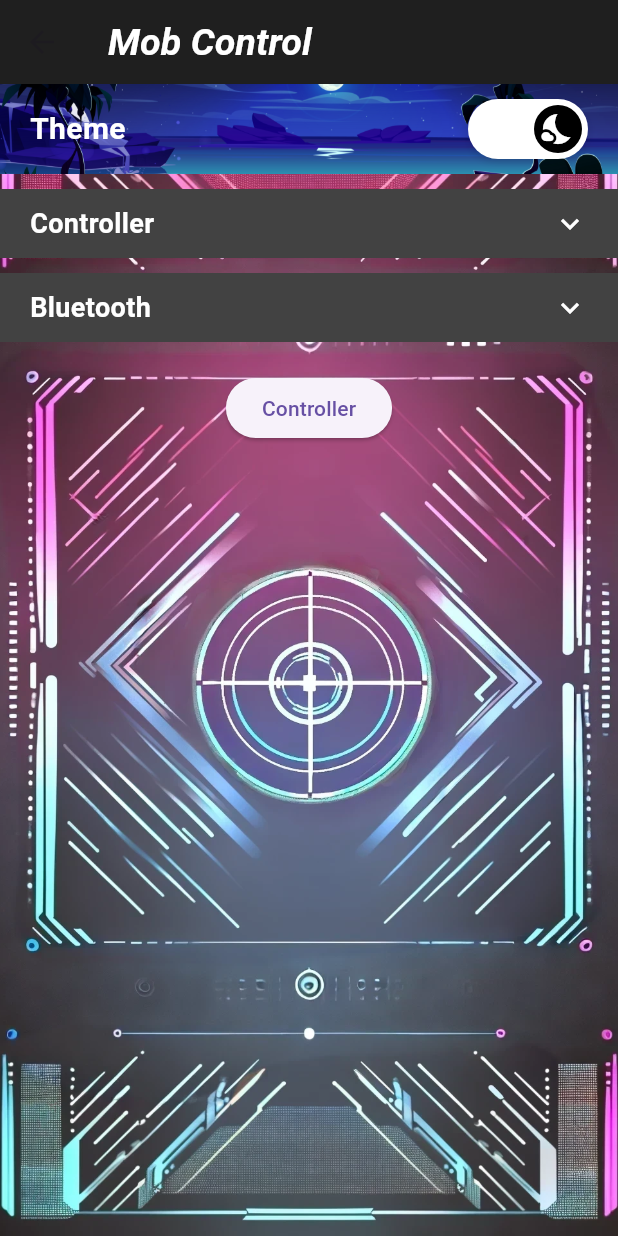
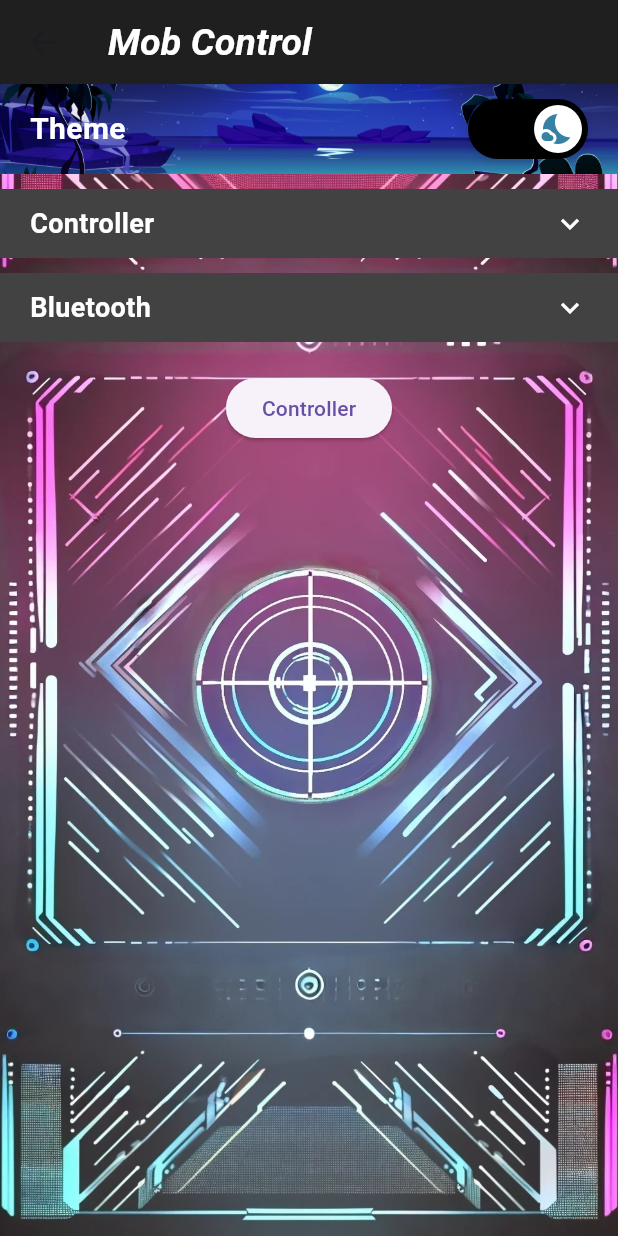
Before and after one commit to maojun2002/FYP-24-S4-02, a Flutter app: the Home screen opened directly, after a tap on the "wb sunny" icon, on a phone screen of 412 x 824 dp. Run offline on Flutter 3.47's test engine with Material 3 defaults, Android fonts, the phone set to English and light mode, and no system bars; our stand-ins replace flutter_blue_plus, sensors_plus; missing offline and left inert: app_settings, mobile_scanner.

Commit message:
icon problem

```diff
--- a/MobileApp/lib/custom_theme_switch.dart
+++ b/MobileApp/lib/custom_theme_switch.dart
@@ -30,10 +30,10 @@ class CustomThemeSwitch extends StatefulWidget {
   });
 
   @override
-  _CustomThemeSwitchState createState() => _CustomThemeSwitchState();
+  CustomThemeSwitchState createState() => CustomThemeSwitchState();
 }
 
-class _CustomThemeSwitchState extends State<CustomThemeSwitch>
+class CustomThemeSwitchState extends State<CustomThemeSwitch>
     with SingleTickerProviderStateMixin {
   late AnimationController _controller;
   late Animation<double> _animation;
@@ -60,11 +60,12 @@ class _CustomThemeSwitchState extends State<CustomThemeSwitch>
   @override
   void didUpdateWidget(CustomThemeSwitch oldWidget) {
     super.didUpdateWidget(oldWidget);
-    // If `isOn` changes, run the animation forward or backward.
     if (oldWidget.isOn != widget.isOn) {
+      debugPrint("CustomThemeSwitch updated: isOn = ${widget.isOn}");
       widget.isOn ? _controller.forward() : _controller.reverse();
     }
   }
+
 
   @override
   void dispose() {
@@ -76,24 +77,29 @@ class _CustomThemeSwitchState extends State<CustomThemeSwitch>
   // BUILDING THE SWITCH UI ---------------------------------------------------
   @override
   Widget build(BuildContext context) {
-    // Interpolate (blend) between the light and dark colors based on _animation's value
-    Color backgroundColor = Color.lerp(widget.lightBackgroundColor,
-        widget.darkBackgroundColor, _animation.value)!;
-    Color iconColor = Color.lerp(
-        widget.lightIconColor, widget.darkIconColor, _animation.value)!;
-
     return GestureDetector(
-      // When tapped, call the onToggle function provided by the parent.
       onTap: widget.onToggle,
       child: AnimatedBuilder(
         animation: _animation,
         builder: (context, child) {
+          // Blend background colors based on the animation value
+          final backgroundColor = Color.lerp(
+            widget.lightBackgroundColor,
+            widget.darkBackgroundColor,
+            _animation.value,
+          )!;
+
+          final iconColor = Color.lerp(
+            widget.lightIconColor,
+            widget.darkIconColor,
+            _animation.value,
+          )!;
+
           return Container(
             width: 80,
             height: 40,
-            // Rounded rectangle shape for the switch background
             decoration: BoxDecoration(
-              color: backgroundColor,
+              color: backgroundColor, // Only depend on animation
               borderRadius: BorderRadius.circular(20),
               boxShadow: const [
                 BoxShadow(
@@ -103,9 +109,9 @@ class _CustomThemeSwitchState extends State<CustomThemeSwitch>
                 ),
               ],
             ),
+
             child: Stack(
               children: [
-                // The sliding "handle" that moves left/right based on `isOn`
                 AnimatedAlign(
                   duration: widget.duration,
                   alignment: widget.isOn
@@ -114,29 +120,18 @@ class _CustomThemeSwitchState extends State<CustomThemeSwitch>
                   curve: Curves.easeInOut,
                   child: Padding(
                     padding: const EdgeInsets.all(4.0),
-                     child: Stack(
-                        alignment: Alignment.center, // Center the icon inside the circle
-                        // The handle: a circle that changes color
-                        children: [
-                            // The circle handle with BoxDecoration
-                            Container(
+                    child: Container(
                       width: 32,
                       height: 32,
                       decoration: BoxDecoration(
-                                color: iconColor, // The handle’s color blends between light/dark
+                        color: iconColor, // Ensure handle color blends smoothly
                         shape: BoxShape.circle,
                       ),
-                            ),
-
-                            // The dynamic icon on top of the handle
-                            Container(
                       child: widget.isOn
-                              ? (widget.iconDark ??
-                                  Icon(Icons.nights_stay, color: widget.darkIconColor))
-                              : (widget.iconLight ??
-                                  Icon(Icons.wb_sunny, color: widget.lightIconColor))
-                            ),
-                        ],
+                          ? widget.iconDark ??
+                              Icon(Icons.nights_stay, color: widget.darkIconColor)
+                          : widget.iconLight ??
+                              Icon(Icons.wb_sunny, color: widget.lightIconColor),
                     ),
                   ),
                 ),
--- a/MobileApp/lib/home.dart
+++ b/MobileApp/lib/home.dart
@@ -215,8 +215,8 @@ class _HomeState extends State<Home> {
                         color: _isDark ? Colors.white : Colors.black,
                       ),
                     ),
-                    CustomThemeSwitch(
-                      isOn: _isDark,
+                    _ThemeSwitcher(
+                      isDark: _isDark,
                       onToggle: () => setState(() => _isDark = !_isDark),
                     ),
                   ],
@@ -342,3 +342,46 @@ class _HomeState extends State<Home> {
     );
   }
 }
+
+
+class _ThemeSwitcher extends StatefulWidget {
+  final bool isDark;
+  final VoidCallback onToggle;
+
+  const _ThemeSwitcher({required this.isDark, required this.onToggle});
+
+  @override
+  State<_ThemeSwitcher> createState() => _ThemeSwitcherState();
+}
+
+class _ThemeSwitcherState extends State<_ThemeSwitcher> {
+  final GlobalKey _switchKey = GlobalKey(); // Preserve state with GlobalKey
+
+  @override
+  Widget build(BuildContext context) {
+    return Container(
+      key: _switchKey,
+      width: 80,
+      height: 40,
+      child: CustomThemeSwitch(
+        // Determines the current state (light/dark mode).
+        isOn: widget.isDark,
+
+        // Triggers the toggle callback when tapped.
+        onToggle: widget.onToggle,
+
+        // Define the icon for light mode (e.g., sunny icon).
+        iconLight: const Icon(Icons.wb_sunny, color: Color(0xFFF5DD02)),
+
+        // Define the icon for dark mode (e.g., moon icon).
+        iconDark: const Icon(Icons.nights_stay, color: Color(0xFF3781A5)),
+
+        // Background color for light mode.
+        lightBackgroundColor: Colors.white,
+
+        // Background color for dark mode.
+        darkBackgroundColor: Colors.black,
+      ),
+    );
+  }
+}
```
Lines whose indentation alone changed are shown as unchanged.
